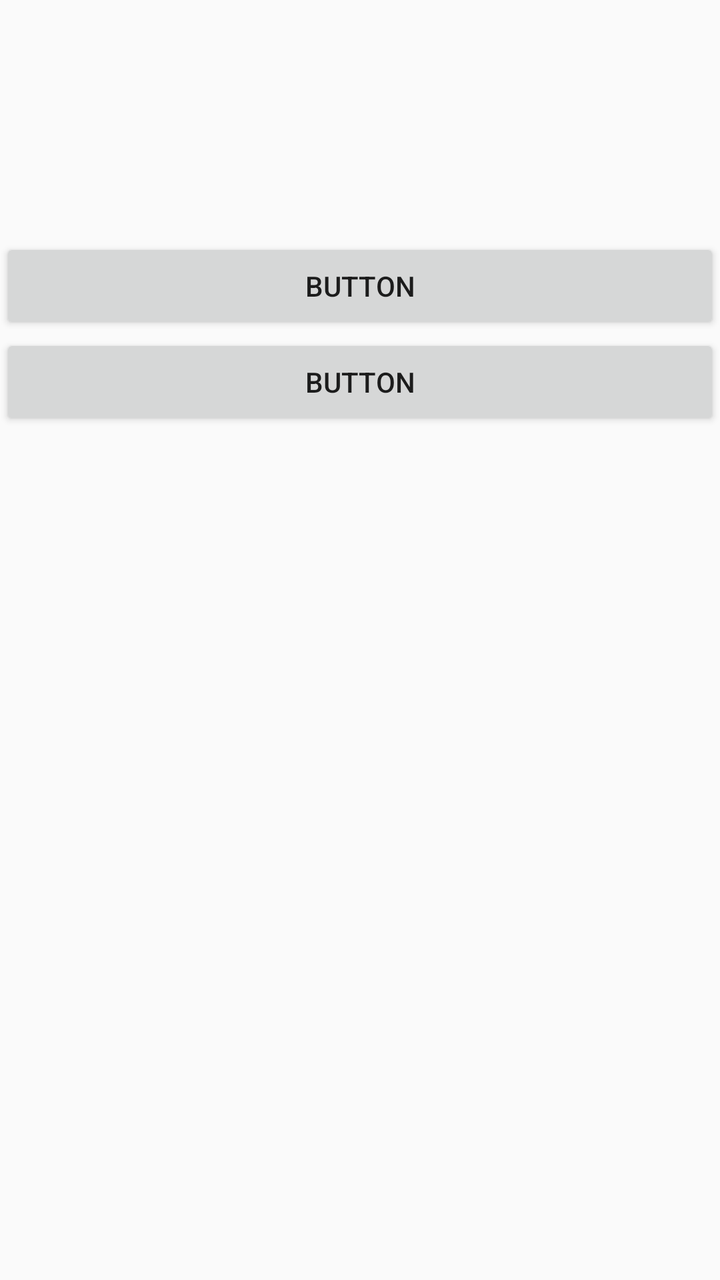
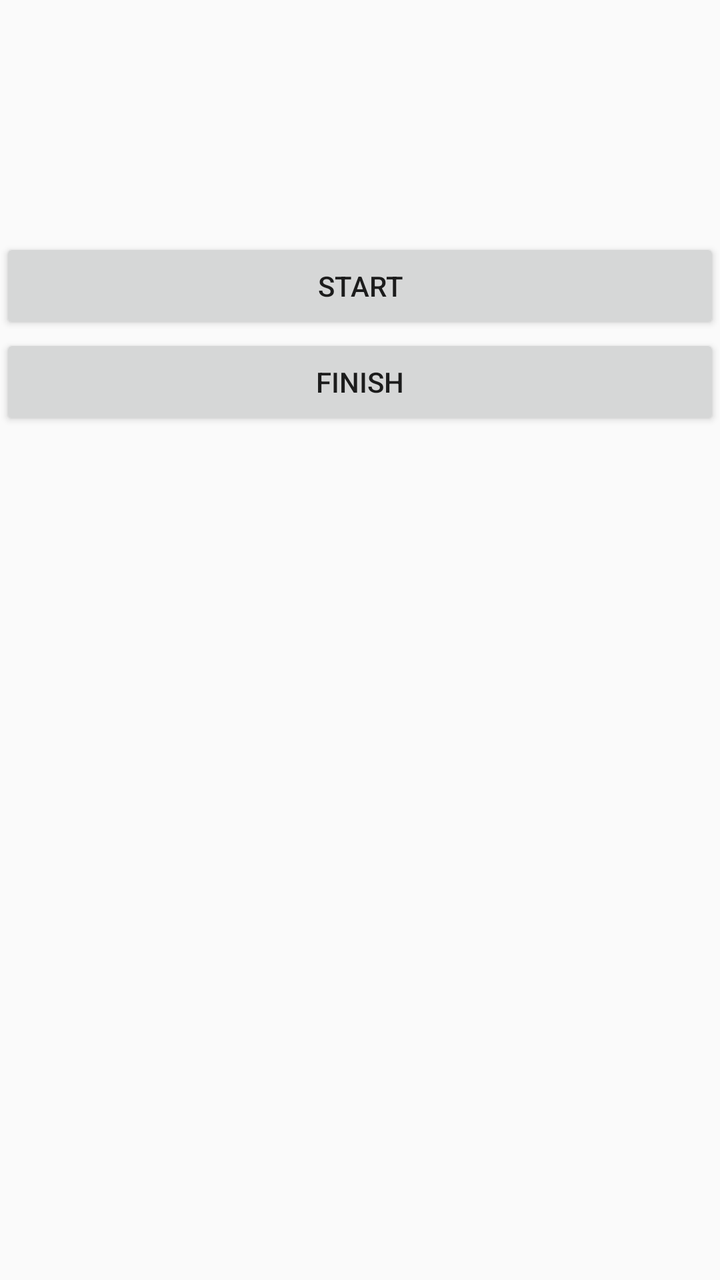

Screens rendered from an Android XML layout before and after an edit, with the pre-edit source and the edit as a unified diff.
<!-- AndroidManifest.xml: application theme Theme.AppCompat.DayNight.DarkActionBar -->
<!-- res/layout/activity_sensor.xml -->
<?xml version="1.0" encoding="utf-8"?>
<LinearLayout xmlns:android="http://schemas.android.com/apk/res/android"
    xmlns:app="http://schemas.android.com/apk/res-auto"
    xmlns:tools="http://schemas.android.com/tools"
    android:id="@+id/main"
    android:layout_width="match_parent"
    android:layout_height="match_parent"
    android:orientation="vertical"
    tools:context=".SensorActivity" >

    <Space
        android:layout_width="match_parent"
        android:layout_height="100dp" />

    <TextView
        android:id="@+id/gyro"
        android:layout_width="match_parent"
        android:layout_height="wrap_content" />

    <Button
        android:id="@+id/start"
        android:layout_width="match_parent"
        android:layout_height="wrap_content"
        android:onClick="Start"
        android:text="Button" />

    <Button
        android:id="@+id/finish"
        android:layout_width="match_parent"
        android:layout_height="wrap_content"
        android:onClick="Finish"
        android:text="Button" />

    <ListView
        android:id="@+id/data"
        android:layout_width="match_parent"
        android:layout_height="match_parent" />
</LinearLayout>
<!-- resources referenced by this layout -->
<resources>

</resources>

<!-- the commit's change to res/layout/activity_sensor.xml (unified diff, before → after) -->
@@ -22,14 +22,14 @@
         android:layout_width="match_parent"
         android:layout_height="wrap_content"
         android:onClick="Start"
-        android:text="Button" />
+        android:text="start" />
 
     <Button
         android:id="@+id/finish"
         android:layout_width="match_parent"
         android:layout_height="wrap_content"
         android:onClick="Finish"
-        android:text="Button" />
+        android:text="finish" />
 
     <ListView
         android:id="@+id/data"
